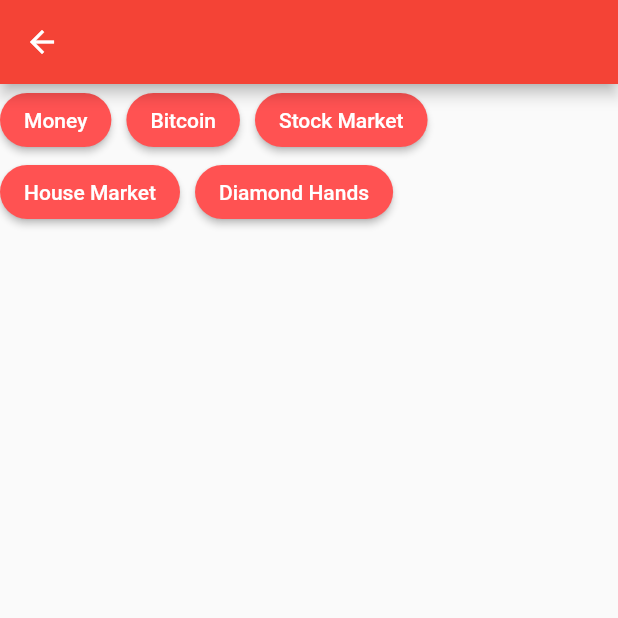
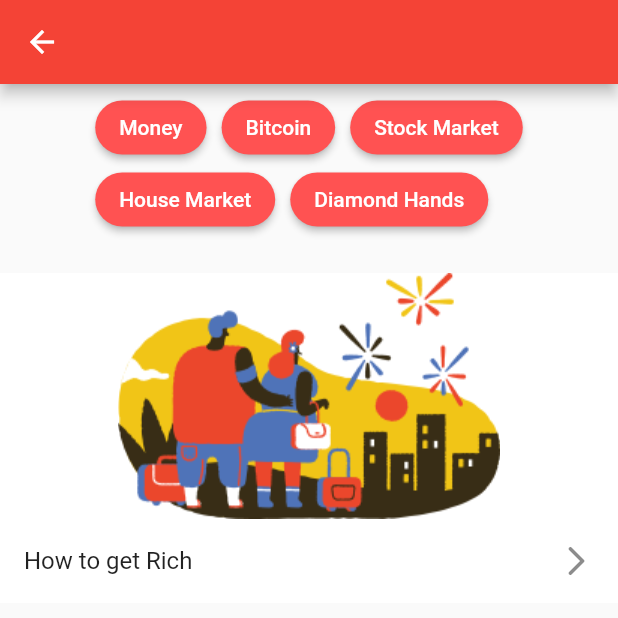
Before and after one commit to maazjnr/First-Flutter-App, a Flutter app: the HomePage screen opened directly, on a phone screen of 412 x 824 dp, the top half of it. Run offline on Flutter 3.47's test engine with Material 2 defaults, Android fonts, the phone set to English and light mode, and no system bars.

Commit message:
container

```diff
--- a/lib/home_page.dart
+++ b/lib/home_page.dart
@@ -1,3 +1,4 @@
+
 import 'package:flutter/material.dart';
 
 class HomePage extends StatelessWidget {
@@ -9,7 +10,9 @@ class HomePage extends StatelessWidget {
       appBar: AppBar(),
       body: Column(
         children: [
-          Wrap(
+          Padding(
+            padding: const EdgeInsets.symmetric(horizontal: 10.0,vertical: 5.0),
+            child: Wrap(
               spacing: 10,
               children: [
                 ElevatedButton(
@@ -59,6 +62,23 @@ class HomePage extends StatelessWidget {
                 )
               ],
             ),
+          ),
+
+         const SizedBox(height: 20.0,),
+
+          Container(
+            width: double.infinity,
+            color: Colors.white,
+            child: Column(
+              children: [
+              Image.asset("images/image1.png"),
+
+            const  ListTile(
+                title: Text("How to get Rich"),
+                trailing: Icon(Icons.arrow_forward_ios_rounded),
+              )
+            ]),
+          )
         ],
       ),
     );
```
Also changed, not shown: images/image1.png (renamed from images/bermuda-welcome-1.png), lib/main.dart (line endings or trailing spaces). Lines whose indentation alone changed are shown as unchanged.
